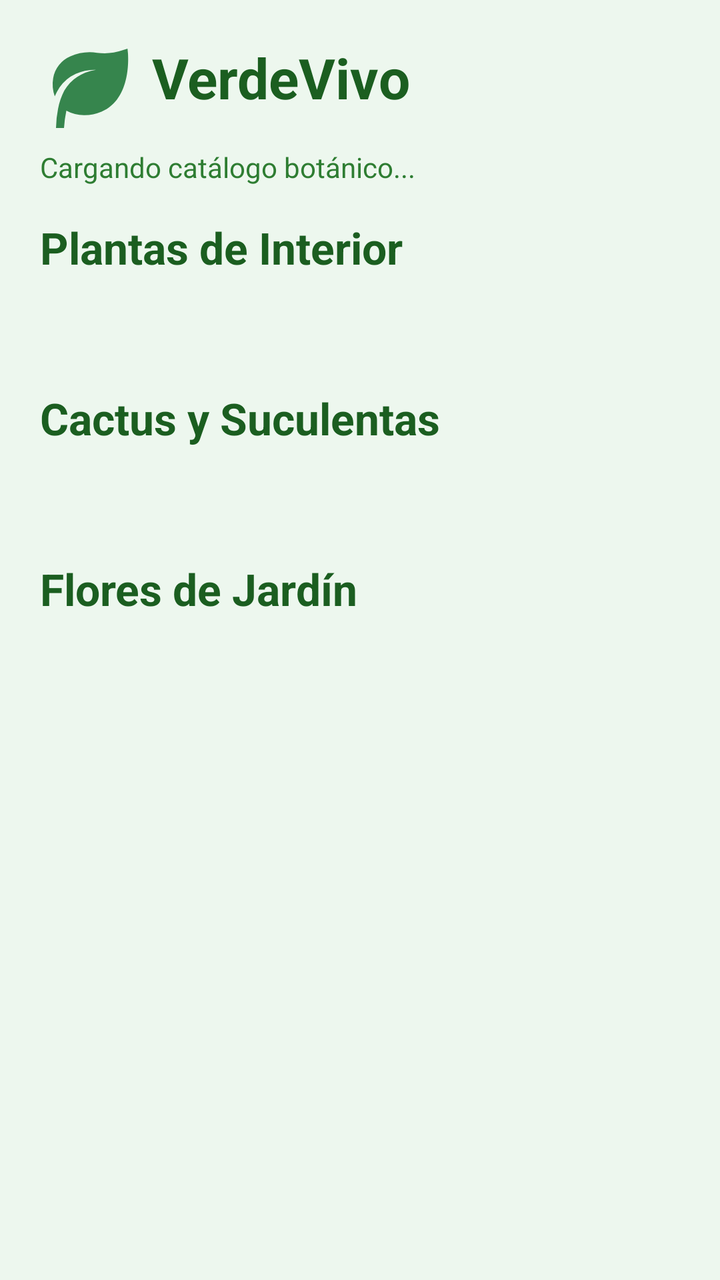
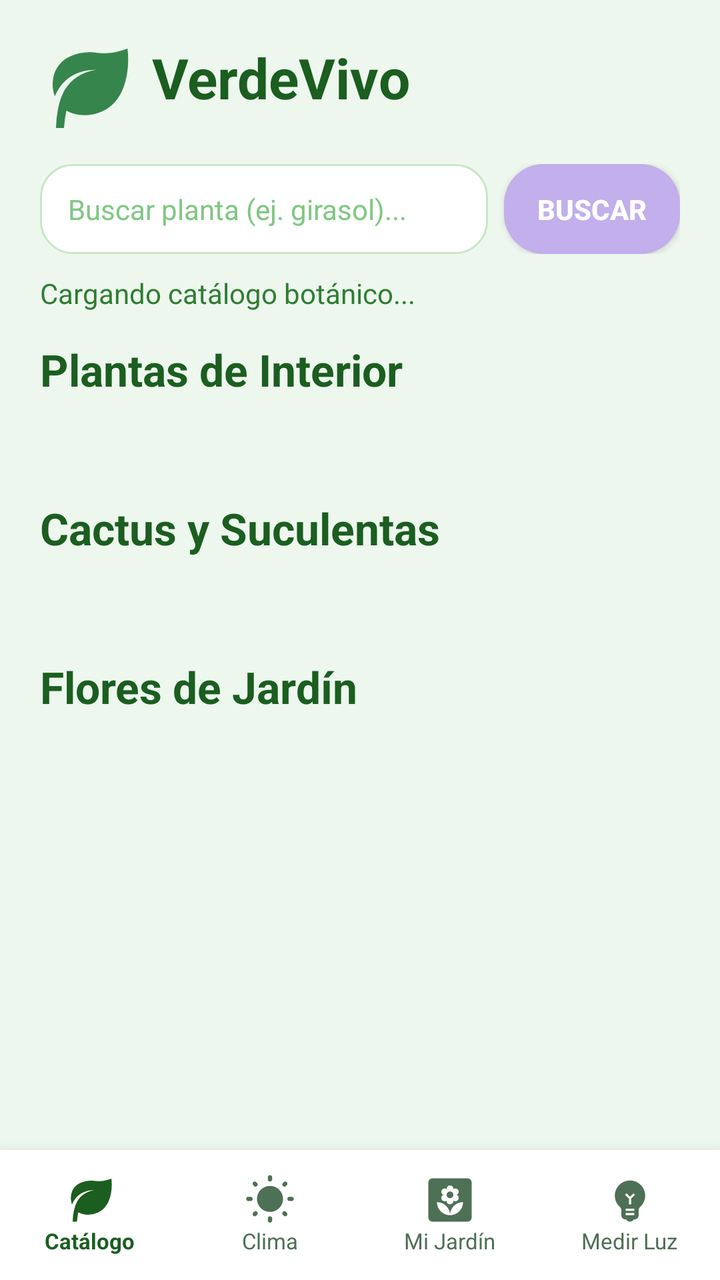

Screens rendered from an Android XML layout before and after an edit, with the pre-edit source and the edit as a unified diff.
<!-- AndroidManifest.xml: application theme Theme.VerdeVivo -->
<!-- res/layout/activity_home.xml -->
<?xml version="1.0" encoding="utf-8"?>
<androidx.constraintlayout.widget.ConstraintLayout xmlns:android="http://schemas.android.com/apk/res/android"
    xmlns:tools="http://schemas.android.com/tools"
    android:id="@+id/main"
    android:layout_width="match_parent"
    android:layout_height="match_parent"
    android:background="#EDF7EE"
    android:padding="20dp"
    tools:context=".HomeActivity">

    <ScrollView
        android:layout_width="match_parent"
        android:layout_height="match_parent"
        android:fillViewport="true">

        <LinearLayout
            android:layout_width="match_parent"
            android:layout_height="wrap_content"
            android:orientation="vertical">

            <TextView
                android:layout_width="wrap_content"
                android:layout_height="wrap_content"
                android:drawableStart="@drawable/bxs__leaf"
                android:drawablePadding="8dp"
                android:text="VerdeVivo"
                android:textColor="#1B5E20"
                android:textSize="28sp"
                android:textStyle="bold" />

            <TextView
                android:id="@+id/tvEstado"
                android:layout_width="wrap_content"
                android:layout_height="wrap_content"
                android:layout_marginTop="6dp"
                android:layout_marginBottom="16dp"
                android:text="Cargando catálogo botánico..."
                android:textColor="#2E7D32"
                android:textSize="14sp" />

            <TextView
                android:id="@+id/tvCatInterior"
                android:layout_width="match_parent"
                android:layout_height="wrap_content"
                android:text="Plantas de Interior"
                android:textColor="#1B5E20"
                android:textSize="22sp"
                android:textStyle="bold" />

            <HorizontalScrollView
                android:layout_width="match_parent"
                android:layout_height="wrap_content"
                android:layout_marginTop="12dp"
                android:layout_marginBottom="24dp"
                android:clipToPadding="false"
                android:scrollbars="none">

                <LinearLayout
                    android:id="@+id/contenedorInterior"
                    android:layout_width="wrap_content"
                    android:layout_height="wrap_content"
                    android:orientation="horizontal" />
            </HorizontalScrollView>

            <TextView
                android:id="@+id/tvCatSuculentas"
                android:layout_width="match_parent"
                android:layout_height="wrap_content"
                android:layout_marginTop="20dp"
                android:text="Cactus y Suculentas"
                android:textColor="#1B5E20"
                android:textSize="22sp"
                android:textStyle="bold" />

            <HorizontalScrollView
                android:layout_width="match_parent"
                android:layout_height="wrap_content"
                android:layout_marginTop="12dp"
                android:layout_marginBottom="24dp"
                android:clipToPadding="false"
                android:scrollbars="none">

                <LinearLayout
                    android:id="@+id/contenedorSuculentas"
                    android:layout_width="wrap_content"
                    android:layout_height="wrap_content"
                    android:orientation="horizontal" />
            </HorizontalScrollView>

            <TextView
                android:id="@+id/tvCatFlores"
                android:layout_width="match_parent"
                android:layout_height="wrap_content"
                android:layout_marginTop="20dp"
                android:text="Flores de Jardín"
                android:textColor="#1B5E20"
                android:textSize="22sp"
                android:textStyle="bold" />

            <HorizontalScrollView
                android:layout_width="match_parent"
                android:layout_height="wrap_content"
                android:layout_marginTop="12dp"
                android:layout_marginBottom="20dp"
                android:clipToPadding="false"
                android:scrollbars="none">

                <LinearLayout
                    android:id="@+id/contenedorFlores"
                    android:layout_width="wrap_content"
                    android:layout_height="wrap_content"
                    android:orientation="horizontal" />
            </HorizontalScrollView>

        </LinearLayout>
    </ScrollView>

</androidx.constraintlayout.widget.ConstraintLayout>
<!-- resources referenced by this layout -->
<resources>
  <!-- unchanged entries left out for length: 3 -->
</resources>

<!-- the commit's change to res/layout/activity_home.xml (unified diff, before → after) -->
@@ -1,23 +1,28 @@
 <?xml version="1.0" encoding="utf-8"?>
 <androidx.constraintlayout.widget.ConstraintLayout xmlns:android="http://schemas.android.com/apk/res/android"
+    xmlns:app="http://schemas.android.com/apk/res-auto"
     xmlns:tools="http://schemas.android.com/tools"
     android:id="@+id/main"
     android:layout_width="match_parent"
     android:layout_height="match_parent"
     android:background="#EDF7EE"
-    android:padding="20dp"
     tools:context=".HomeActivity">
 
+    
     <ScrollView
         android:layout_width="match_parent"
-        android:layout_height="match_parent"
-        android:fillViewport="true">
+        android:layout_height="0dp"
+        android:fillViewport="true"
+        app:layout_constraintBottom_toTopOf="@id/barraNavegacion"
+        app:layout_constraintTop_toTopOf="parent">
 
         <LinearLayout
             android:layout_width="match_parent"
             android:layout_height="wrap_content"
-            android:orientation="vertical">
-
+            android:orientation="vertical"
+            android:padding="20dp">
+
+            
             <TextView
                 android:layout_width="wrap_content"
                 android:layout_height="wrap_content"
@@ -28,91 +33,291 @@
                 android:textSize="28sp"
                 android:textStyle="bold" />
 
+            
+            <LinearLayout
+                android:layout_width="match_parent"
+                android:layout_height="wrap_content"
+                android:layout_marginTop="14dp"
+                android:gravity="center_vertical"
+                android:orientation="horizontal">
+
+                <EditText
+                    android:id="@+id/etBuscarPlanta"
+                    android:layout_width="0dp"
+                    android:layout_height="45dp"
+                    android:layout_marginEnd="8dp"
+                    android:layout_weight="1"
+                    android:background="@drawable/bg_input_color_verde"
+                    android:hint="Buscar planta (ej. girasol)..."
+                    android:inputType="text"
+                    android:paddingHorizontal="14dp"
+                    android:textColor="#1B5E20"
+                    android:textColorHint="#81C784"
+                    android:textSize="14sp" />
+
+                <androidx.appcompat.widget.AppCompatButton
+                    android:id="@+id/btnBuscar"
+                    android:layout_width="wrap_content"
+                    android:layout_height="45dp"
+                    android:background="@drawable/bg_button_verde"
+                    android:paddingHorizontal="16dp"
+                    android:text="Buscar"
+                    android:textColor="#FFFFFF"
+                    android:textStyle="bold" />
+            </LinearLayout>
+
             <TextView
                 android:id="@+id/tvEstado"
                 android:layout_width="wrap_content"
                 android:layout_height="wrap_content"
-                android:layout_marginTop="6dp"
-                android:layout_marginBottom="16dp"
+                android:layout_marginTop="10dp"
                 android:text="Cargando catálogo botánico..."
                 android:textColor="#2E7D32"
                 android:textSize="14sp" />
 
-            <TextView
-                android:id="@+id/tvCatInterior"
+            
+            <LinearLayout
+                android:id="@+id/layoutResultadosBusqueda"
                 android:layout_width="match_parent"
                 android:layout_height="wrap_content"
-                android:text="Plantas de Interior"
+                android:orientation="vertical"
+                android:visibility="gone">
+
+                <LinearLayout
+                    android:layout_width="match_parent"
+                    android:layout_height="wrap_content"
+                    android:gravity="center_vertical"
+                    android:orientation="horizontal">
+
+                    <TextView
+                        android:id="@+id/tvTituloBusqueda"
+                        android:layout_width="0dp"
+                        android:layout_height="wrap_content"
+                        android:layout_weight="1"
+                        android:text="Resultados"
+                        android:textColor="#1B5E20"
+                        android:textSize="20sp"
+                        android:textStyle="bold" />
+
+                    <TextView
+                        android:id="@+id/btnLimpiarBusqueda"
+                        android:layout_width="wrap_content"
+                        android:layout_height="wrap_content"
+                        android:padding="8dp"
+                        android:text="Ver todas ✕"
+                        android:textColor="#C62828"
+                        android:textSize="14sp"
+                        android:textStyle="bold" />
+                </LinearLayout>
+
+                <HorizontalScrollView
+                    android:layout_width="match_parent"
+                    android:layout_height="wrap_content"
+                    android:layout_marginTop="12dp"
+                    android:clipToPadding="false"
+                    android:scrollbars="none">
+
+                    <LinearLayout
+                        android:id="@+id/contenedorBusqueda"
+                        android:layout_width="wrap_content"
+                        android:layout_height="wrap_content"
+                        android:orientation="horizontal" />
+                </HorizontalScrollView>
+            </LinearLayout>
+
+            
+            <LinearLayout
+                android:id="@+id/layoutCategorias"
+                android:layout_width="match_parent"
+                android:layout_height="wrap_content"
+                android:orientation="vertical">
+
+                
+                <TextView
+                    android:id="@+id/tvCatInterior"
+                    android:layout_width="match_parent"
+                    android:layout_height="wrap_content"
+                    android:layout_marginTop="14dp"
+                    android:text="Plantas de Interior"
+                    android:textColor="#1B5E20"
+                    android:textSize="22sp"
+                    android:textStyle="bold" />
+
+                <HorizontalScrollView
+                    android:layout_width="match_parent"
+                    android:layout_height="wrap_content"
+                    android:layout_marginTop="12dp"
+                    android:layout_marginBottom="24dp"
+                    android:clipToPadding="false"
+                    android:scrollbars="none">
+
+                    <LinearLayout
+                        android:id="@+id/contenedorInterior"
+                        android:layout_width="wrap_content"
+                        android:layout_height="wrap_content"
+                        android:orientation="horizontal" />
+                </HorizontalScrollView>
+
+                
+                <TextView
+                    android:id="@+id/tvCatSuculentas"
+                    android:layout_width="match_parent"
+                    android:layout_height="wrap_content"
+                    android:layout_marginTop="14dp"
+                    android:text="Cactus y Suculentas"
+                    android:textColor="#1B5E20"
+                    android:textSize="22sp"
+                    android:textStyle="bold" />
+
+                <HorizontalScrollView
+                    android:layout_width="match_parent"
+                    android:layout_height="wrap_content"
+                    android:layout_marginTop="12dp"
+                    android:layout_marginBottom="24dp"
+                    android:clipToPadding="false"
+                    android:scrollbars="none">
+
+                    <LinearLayout
+                        android:id="@+id/contenedorSuculentas"
+                        android:layout_width="wrap_content"
+                        android:layout_height="wrap_content"
+                        android:orientation="horizontal" />
+                </HorizontalScrollView>
+
+                
+                <TextView
+                    android:id="@+id/tvCatFlores"
+                    android:layout_width="match_parent"
+                    android:layout_height="wrap_content"
+                    android:layout_marginTop="14dp"
+                    android:text="Flores de Jardín"
+                    android:textColor="#1B5E20"
+                    android:textSize="22sp"
+                    android:textStyle="bold" />
+
+                <HorizontalScrollView
+                    android:layout_width="match_parent"
+                    android:layout_height="wrap_content"
+                    android:layout_marginTop="12dp"
+                    android:layout_marginBottom="20dp"
+                    android:clipToPadding="false"
+                    android:scrollbars="none">
+
+                    <LinearLayout
+                        android:id="@+id/contenedorFlores"
+                        android:layout_width="wrap_content"
+                        android:layout_height="wrap_content"
+                        android:orientation="horizontal" />
+                </HorizontalScrollView>
+            </LinearLayout>
+
+        </LinearLayout>
+    </ScrollView>
+
+    
+    <LinearLayout
+        android:id="@+id/barraNavegacion"
+        android:layout_width="match_parent"
+        android:layout_height="65dp"
+        android:background="#FFFFFF"
+        android:elevation="12dp"
+        android:gravity="center"
+        android:orientation="horizontal"
+        app:layout_constraintBottom_toBottomOf="parent">
+
+        
+        <LinearLayout
+            android:id="@+id/navInicio"
+            android:layout_width="0dp"
+            android:layout_height="match_parent"
+            android:layout_weight="1"
+            android:gravity="center"
+            android:orientation="vertical">
+
+            <ImageView
+                android:layout_width="26dp"
+                android:layout_height="26dp"
+                android:src="@drawable/bxs__leaf"
+                app:tint="#1B5E20" />
+
+            <TextView
+                android:layout_width="wrap_content"
+                android:layout_height="wrap_content"
+                android:text="Catálogo"
                 android:textColor="#1B5E20"
-                android:textSize="22sp"
+                android:textSize="11sp"
                 android:textStyle="bold" />
-
-            <HorizontalScrollView
-                android:layout_width="match_parent"
-                android:layout_height="wrap_content"
-                android:layout_marginTop="12dp"
-                android:layout_marginBottom="24dp"
-                android:clipToPadding="false"
-                android:scrollbars="none">
-
-                <LinearLayout
-                    android:id="@+id/contenedorInterior"
-                    android:layout_width="wrap_content"
-                    android:layout_height="wrap_content"
-                    android:orientation="horizontal" />
-            </HorizontalScrollView>
-
-            <TextView
-                android:id="@+id/tvCatSuculentas"
-                android:layout_width="match_parent"
-                android:layout_height="wrap_content"
-                android:layout_marginTop="20dp"
-                android:text="Cactus y Suculentas"
-                android:textColor="#1B5E20"
-                android:textSize="22sp"
-                android:textStyle="bold" />
-
-            <HorizontalScrollView
-                android:layout_width="match_parent"
-                android:layout_height="wrap_content"
-                android:layout_marginTop="12dp"
-                android:layout_marginBottom="24dp"
-                android:clipToPadding="false"
-                android:scrollbars="none">
-
-                <LinearLayout
-                    android:id="@+id/contenedorSuculentas"
-                    android:layout_width="wrap_content"
-                    android:layout_height="wrap_content"
-                    android:orientation="horizontal" />
-            </HorizontalScrollView>
-
-            <TextView
-                android:id="@+id/tvCatFlores"
-                android:layout_width="match_parent"
-                android:layout_height="wrap_content"
-                android:layout_marginTop="20dp"
-                android:text="Flores de Jardín"
-                android:textColor="#1B5E20"
-                android:textSize="22sp"
-                android:textStyle="bold" />
-
-            <HorizontalScrollView
-                android:layout_width="match_parent"
-                android:layout_height="wrap_content"
-                android:layout_marginTop="12dp"
-                android:layout_marginBottom="20dp"
-                android:clipToPadding="false"
-                android:scrollbars="none">
-
-                <LinearLayout
-                    android:id="@+id/contenedorFlores"
-                    android:layout_width="wrap_content"
-                    android:layout_height="wrap_content"
-                    android:orientation="horizontal" />
-            </HorizontalScrollView>
-
-        </LinearLayout>
-    </ScrollView>
+        </LinearLayout>
+
+        
+        <LinearLayout
+            android:id="@+id/navClima"
+            android:layout_width="0dp"
+            android:layout_height="match_parent"
+            android:layout_weight="1"
+            android:gravity="center"
+            android:orientation="vertical">
+
+            <ImageView
+                android:layout_width="26dp"
+                android:layout_height="26dp"
+                android:src="@drawable/ic_nav_clima"
+                app:tint="#4E7055" />
+
+            <TextView
+                android:layout_width="wrap_content"
+                android:layout_height="wrap_content"
+                android:text="Clima"
+                android:textColor="#4E7055"
+                android:textSize="11sp" />
+        </LinearLayout>
+
+        
+        <LinearLayout
+            android:id="@+id/navJardin"
+            android:layout_width="0dp"
+            android:layout_height="match_parent"
+            android:layout_weight="1"
+            android:gravity="center"
+            android:orientation="vertical">
+
+            <ImageView
+                android:layout_width="26dp"
+                android:layout_height="26dp"
+                android:src="@drawable/ic_nav_jardin"
+                app:tint="#4E7055" />
+
+            <TextView
+                android:layout_width="wrap_content"
+                android:layout_height="wrap_content"
+                android:text="Mi Jardín"
+                android:textColor="#4E7055"
+                android:textSize="11sp" />
+        </LinearLayout>
+
+        
+        <LinearLayout
+            android:id="@+id/navLuz"
+            android:layout_width="0dp"
+            android:layout_height="match_parent"
+            android:layout_weight="1"
+            android:gravity="center"
+            android:orientation="vertical">
+
+            <ImageView
+                android:layout_width="26dp"
+                android:layout_height="26dp"
+                android:src="@drawable/ic_nav_luz"
+                app:tint="#4E7055" />
+
+            <TextView
+                android:layout_width="wrap_content"
+                android:layout_height="wrap_content"
+                android:text="Medir Luz"
+                android:textColor="#4E7055"
+                android:textSize="11sp" />
+        </LinearLayout>
+
+    </LinearLayout>
 
 </androidx.constraintlayout.widget.ConstraintLayout>
<!-- resource entries referenced after the edit -->
@@ -1,5 +1,45 @@
 <!-- resources referenced by this layout -->
 <resources>
+  <!-- drawable bg_button_verde (drawable) -->
+  <?xml version="1.0" encoding="utf-8"?>
+  <shape xmlns:android="http://schemas.android.com/apk/res/android">
+  
+      <solid android:color="#c2afeb" />
+  
+      <corners android:radius="20dp" />
+  
+  </shape>
+  <!-- drawable bg_input_color_verde (drawable) -->
+  <?xml version="1.0" encoding="utf-8"?>
+  <shape xmlns:android="http://schemas.android.com/apk/res/android">
+  
+      <solid android:color="#FFFFFF" />
+  
+      <corners android:radius="16dp" />
+  
+      <stroke android:width="1dp" android:color="#C8E6C9" />
+  
+  </shape>
+  <!-- drawable ic_nav_clima (drawable) -->
+  <vector xmlns:android="http://schemas.android.com/apk/res/android" android:height="24dp" android:tint="#3B3939" android:viewportHeight="24" android:viewportWidth="24" android:width="24dp">
+        
+      <path android:fillColor="@android:color/white" android:pathData="M6.05,4.14l-0.39,-0.39c-0.39,-0.39 -1.02,-0.38 -1.4,0l-0.01,0.01c-0.39,0.39 -0.39,1.02 0,1.4l0.39,0.39c0.39,0.39 1.01,0.39 1.4,0l0.01,-0.01c0.39,-0.38 0.39,-1.02 0,-1.4zM3.01,10.5L1.99,10.5c-0.55,0 -0.99,0.44 -0.99,0.99v0.01c0,0.55 0.44,0.99 0.99,0.99L3,12.49c0.56,0.01 1,-0.43 1,-0.98v-0.01c0,-0.56 -0.44,-1 -0.99,-1zM12.01,0.55L12,0.55c-0.56,0 -1,0.44 -1,0.99v0.96c0,0.55 0.44,0.99 0.99,0.99L12,3.49c0.56,0.01 1,-0.43 1,-0.98v-0.97c0,-0.55 -0.44,-0.99 -0.99,-0.99zM19.75,3.76c-0.39,-0.39 -1.02,-0.39 -1.41,-0.01l-0.39,0.39c-0.39,0.39 -0.39,1.02 0,1.4l0.01,0.01c0.39,0.39 1.02,0.39 1.4,0l0.39,-0.39c0.39,-0.39 0.39,-1.01 0,-1.4zM17.94,18.86l0.39,0.39c0.39,0.39 1.02,0.39 1.41,0 0.39,-0.39 0.39,-1.02 0,-1.41l-0.39,-0.39c-0.39,-0.39 -1.02,-0.38 -1.4,0 -0.4,0.4 -0.4,1.02 -0.01,1.41zM20,11.49v0.01c0,0.55 0.44,0.99 0.99,0.99L22,12.49c0.55,0 0.99,-0.44 0.99,-0.99v-0.01c0,-0.55 -0.44,-0.99 -0.99,-0.99h-1.01c-0.55,0 -0.99,0.44 -0.99,0.99zM12,5.5c-3.31,0 -6,2.69 -6,6s2.69,6 6,6 6,-2.69 6,-6 -2.69,-6 -6,-6zM11.99,22.45L12,22.45c0.55,0 0.99,-0.44 0.99,-0.99v-0.96c0,-0.55 -0.44,-0.99 -0.99,-0.99h-0.01c-0.55,0 -0.99,0.44 -0.99,0.99v0.96c0,0.55 0.44,0.99 0.99,0.99zM4.25,19.24c0.39,0.39 1.02,0.39 1.41,0l0.39,-0.39c0.39,-0.39 0.38,-1.02 0,-1.4l-0.01,-0.01c-0.39,-0.39 -1.02,-0.39 -1.41,0l-0.39,0.39c-0.38,0.4 -0.38,1.02 0.01,1.41z"/>
+      
+  </vector>
+  <!-- drawable ic_nav_jardin (drawable) -->
+  <vector xmlns:android="http://schemas.android.com/apk/res/android" android:height="24dp" android:tint="#3B3939" android:viewportHeight="24" android:viewportWidth="24" android:width="24dp">
+        
+      <path android:fillColor="@android:color/white" android:pathData="M20,2H4C2.9,2 2,2.9 2,4v16c0,1.1 0.9,2 2,2h16c1.1,0 2,-0.9 2,-2V4C22,2.9 21.1,2 20,2zM8,8.22c0,-0.86 0.7,-1.56 1.56,-1.56c0.33,0 0.64,0.1 0.89,0.28l-0.01,-0.12c0,-0.86 0.7,-1.56 1.56,-1.56s1.56,0.7 1.56,1.56l-0.01,0.12c0.26,-0.18 0.56,-0.28 0.89,-0.28c0.86,0 1.56,0.7 1.56,1.56c0,0.62 -0.37,1.16 -0.89,1.4C15.63,9.87 16,10.41 16,11.03c0,0.86 -0.7,1.56 -1.56,1.56c-0.33,0 -0.64,-0.11 -0.89,-0.28l0.01,0.12c0,0.86 -0.7,1.56 -1.56,1.56s-1.56,-0.7 -1.56,-1.56l0.01,-0.12c-0.26,0.18 -0.56,0.28 -0.89,0.28C8.7,12.59 8,11.89 8,11.03c0,-0.62 0.37,-1.16 0.89,-1.4C8.37,9.38 8,8.84 8,8.22zM12,19c-3.31,0 -6,-2.69 -6,-6C9.31,13 12,15.69 12,19c0,-3.31 2.69,-6 6,-6C18,16.31 15.31,19 12,19z"/>
+        
+      <path android:fillColor="@android:color/white" android:pathData="M12,9.62m-1.56,0a1.56,1.56 0,1 1,3.12 0a1.56,1.56 0,1 1,-3.12 0"/>
+      
+  </vector>
+  <!-- drawable ic_nav_luz (drawable) -->
+  <vector xmlns:android="http://schemas.android.com/apk/res/android" android:height="24dp" android:tint="#3B3939" android:viewportHeight="24" android:viewportWidth="24" android:width="24dp">
+        
+      <path android:fillColor="@android:color/white" android:pathData="M12,3c-0.46,0 -0.93,0.04 -1.4,0.14C7.84,3.67 5.64,5.9 5.12,8.66c-0.48,2.61 0.48,5.01 2.22,6.56C7.77,15.6 8,16.13 8,16.69V19c0,1.1 0.9,2 2,2h0.28c0.35,0.6 0.98,1 1.72,1s1.38,-0.4 1.72,-1H14c1.1,0 2,-0.9 2,-2v-2.31c0,-0.55 0.22,-1.09 0.64,-1.46C18.09,13.95 19,12.08 19,10C19,6.13 15.87,3 12,3zM14,19h-4v-1h4V19zM14,17h-4v-1h4V17zM12.5,11.41V14h-1v-2.59L9.67,9.59l0.71,-0.71L12,10.5l1.62,-1.62l0.71,0.71L12.5,11.41z"/>
+      
+  </vector>
   <!-- unchanged entries left out for length: 3 -->
 </resources>
 
